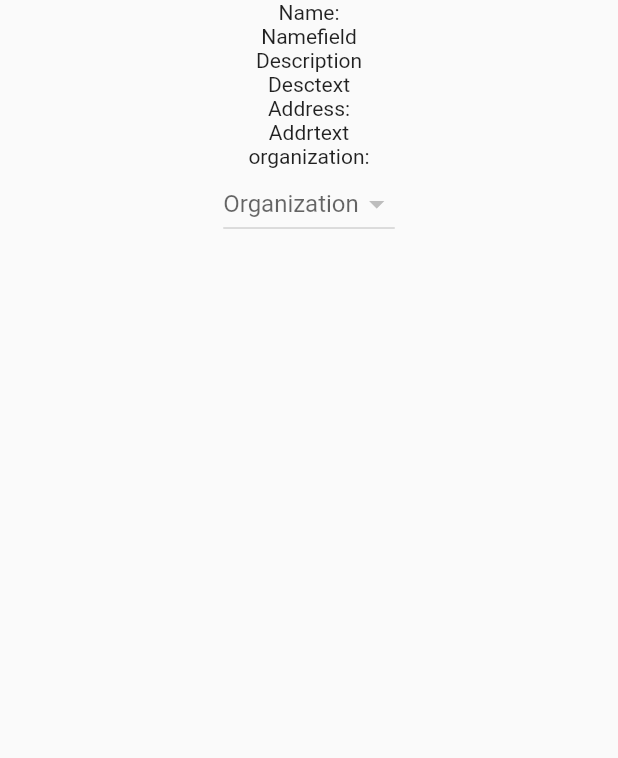
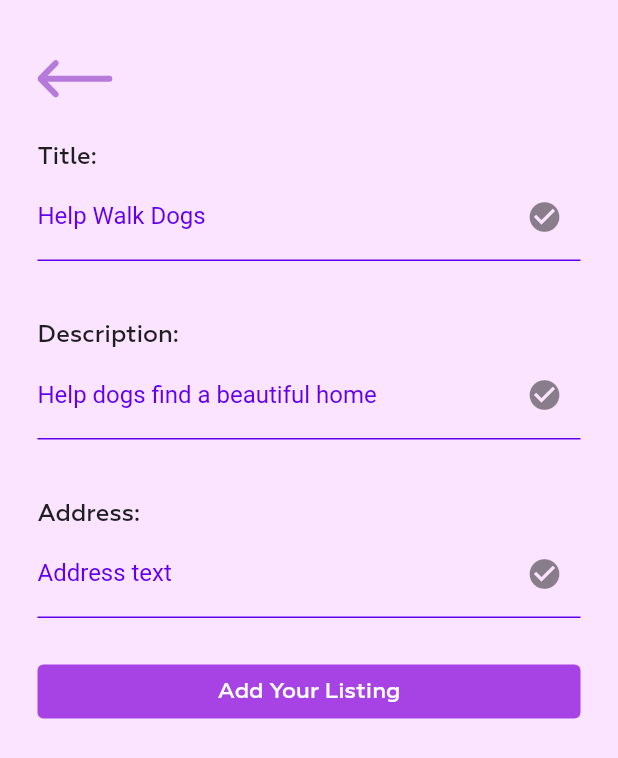
Before and after one commit to Supercolbat/explore-hacks-2021, a Flutter app: the addOppScreen screen opened directly, on a phone screen of 412 x 824 dp. Shown: the top 758 px of the screen. Run offline on Flutter 3.47's test engine with Material 2 defaults, Android fonts, the phone set to English and light mode, and no system bars; our stand-ins replace cloud_firestore, firebase_auth, firebase_core, flutter_svg, google_sign_in; accounts and stored records are empty; project files that could hold a hidden picture were left out.

Commit message:
Styled add opp screen

```diff
--- a/lib/screens/add_opp/add_opp.dart
+++ /dev/null
@@ -1,54 +0,0 @@
-import 'package:flutter/material.dart';
-import 'package:cloud_firestore/cloud_firestore.dart';
-/*
-address
-availableSpots
-date
-description
-hours
-name
-organzation
-*/
-class addOppScreen extends StatefulWidget {
-  addOppScreenState createState () => addOppScreenState();
-}
-class addOppScreenState extends State<addOppScreen> {
-
-  @override
-  Widget build(BuildContext context) {
-    return FutureBuilder(
-      future: FirebaseFirestore.instance.collection('organizations').get(),
-      builder: (context, snapshot) {
-        if (snapshot.hasData) {
-          String orgname = "";
-          var orgs = (snapshot.data! as QuerySnapshot).docs;
-          List<DropdownMenuItem<String>> items = orgs.map((f) => new DropdownMenuItem(
-            child: Text(f.get("name").toString()),
-            value: f.get("name").toString()
-          )).toList();
-          return Scaffold(
-            body: Center(
-              child: Column(
-                children: [
-                  Text("Name:"),
-                  Text("Namefield"),
-                  Text("Description"),
-                  Text("Desctext"),
-                  Text("Address:"),
-                  Text("Addrtext"),
-                  Text("organization:"),
-                  DropdownButton(
-                    value: orgname,
-                    items: items,
-                    hint: Text("Organization")
-                  )
-                ]
-              )
-            )
-          );
-        }
-        return Text("Loading");
-      }
-    );
-  }
-}
--- /dev/null
+++ b/lib/screens/add_opp/add_opp_screen.dart
@@ -0,0 +1,157 @@
+import 'package:explore_hacks_2021/constants/colors.dart';
+import 'package:explore_hacks_2021/screens/organizations/orgs_screen.dart';
+import 'package:flutter/material.dart';
+import 'package:cloud_firestore/cloud_firestore.dart';
+import 'package:flutter_svg/flutter_svg.dart';
+
+/*
+address
+availableSpots
+date
+description
+hours
+name
+organzation
+*/
+class addOppScreen extends StatefulWidget {
+  addOppScreenState createState() => addOppScreenState();
+}
+
+class addOppScreenState extends State<addOppScreen> {
+  @override
+  Widget build(BuildContext context) {
+    return FutureBuilder(
+        future: FirebaseFirestore.instance.collection('organizations').get(),
+        builder: (context, snapshot) {
+          if (snapshot.hasData) {
+            String orgname = "";
+            var orgs = (snapshot.data! as QuerySnapshot).docs;
+            List<DropdownMenuItem<String>> items = orgs
+                .map((f) => new DropdownMenuItem(
+                    child: Text(f.get("name").toString()),
+                    value: f.get("name").toString()))
+                .toList();
+            Size size = MediaQuery.of(context).size;
+
+            return Scaffold(
+              body: Container(
+                height: size.height,
+                color: ColorPalette.purple50,
+                child: Container(
+                  margin: EdgeInsets.symmetric(horizontal: 25, vertical: 40),
+                  height: size.height,
+                  child: ListView(
+                    children: [
+                      Container(
+                        alignment: Alignment.centerLeft,
+                        child: GestureDetector(
+                          onTap: () {
+                            Navigator.push(
+                              context,
+                              MaterialPageRoute(
+                                  builder: (context) => OrganizationsScreen()),
+                            );
+                          },
+                          child: SvgPicture.asset(
+                            'assets/images/left-arrow.svg',
+                            width: 50,
+                          ),
+                        ),
+                      ),
+                      SizedBox(height: 30),
+                      Text(
+                        "Title:",
+                        style: TextStyle(
+                          fontFamily: "Geometria",
+                          fontWeight: FontWeight.w500,
+                          fontSize: 16,
+                        ),
+                      ),
+                      TextField(
+                        decoration: InputDecoration(
+                          labelText: 'Help Walk Dogs',
+                          labelStyle: TextStyle(
+                            color: Color(0xFF6200EE),
+                          ),
+                          suffixIcon: Icon(
+                            Icons.check_circle,
+                          ),
+                          enabledBorder: UnderlineInputBorder(
+                            borderSide: BorderSide(color: Color(0xFF6200EE)),
+                          ),
+                        ),
+                      ),
+                      SizedBox(height: 40),
+                      Text(
+                        "Description:",
+                        style: TextStyle(
+                          fontFamily: "Geometria",
+                          fontWeight: FontWeight.w500,
+                          fontSize: 16,
+                        ),
+                      ),
+                      TextField(
+                        decoration: InputDecoration(
+                          labelText: 'Help dogs find a beautiful home',
+                          labelStyle: TextStyle(
+                            color: Color(0xFF6200EE),
+                          ),
+                          suffixIcon: Icon(
+                            Icons.check_circle,
+                          ),
+                          enabledBorder: UnderlineInputBorder(
+                            borderSide: BorderSide(color: Color(0xFF6200EE)),
+                          ),
+                        ),
+                      ),
+                      SizedBox(height: 40),
+                      Text(
+                        "Address:",
+                        style: TextStyle(
+                          fontFamily: "Geometria",
+                          fontWeight: FontWeight.w500,
+                          fontSize: 16,
+                        ),
+                      ),
+                      TextField(
+                        decoration: InputDecoration(
+                          labelText: 'Address text',
+                          labelStyle: TextStyle(
+                            color: Color(0xFF6200EE),
+                          ),
+                          suffixIcon: Icon(
+                            Icons.check_circle,
+                          ),
+                          enabledBorder: UnderlineInputBorder(
+                            borderSide: BorderSide(color: Color(0xFF6200EE)),
+                          ),
+                        ),
+                      ),
+                      SizedBox(height: 25),
+                      TextButton(
+                          child: Text("Add Your Listing",
+                              style: TextStyle(
+                                  fontFamily: "Geometria",
+                                  fontWeight: FontWeight.w500,
+                                  fontSize: 15,
+                                  color: Colors.white)),
+                          style: ButtonStyle(
+                            backgroundColor:
+                                MaterialStateProperty.resolveWith<Color>(
+                                    (Set<MaterialState> states) {
+                              return ColorPalette.purple150;
+                            }),
+                          ),
+                          onPressed: () async {
+                            Navigator.pop(context);
+                          })
+                    ],
+                  ),
+                ),
+              ),
+            );
+          }
+          return Text("Loading");
+        });
+  }
+}
```
Also changed, not shown: lib/screens/organizations/org_screen.dart (+6 -6 lines).
